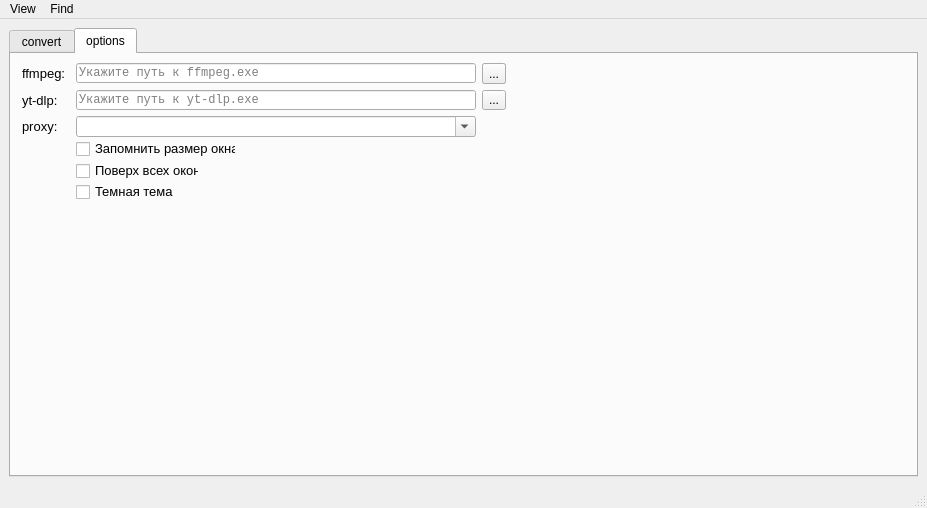
This is interface/main_window.ui in MNEEQ/uconvert as Qt 5 draws it before an edit. The edited form follows.
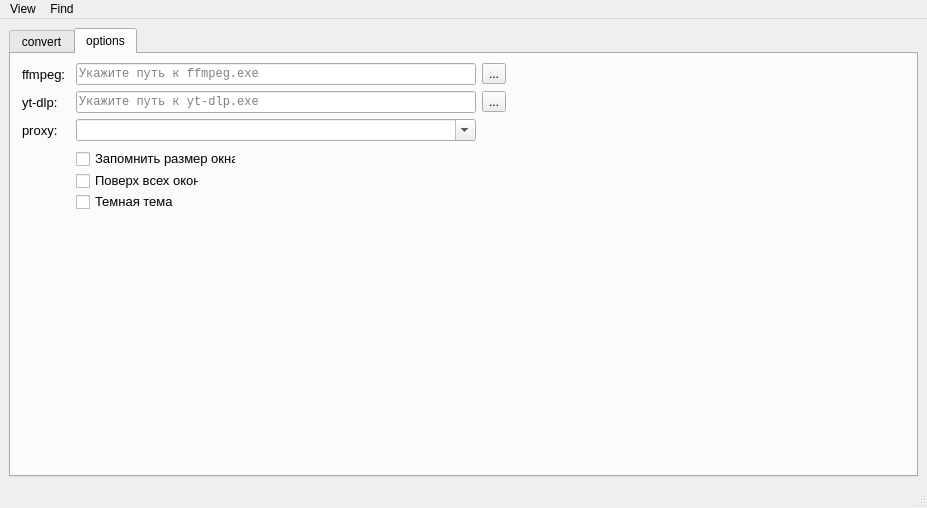
This is the edited form. The open tabs and pages were chosen to show the change. Icons and pictures are not drawn. Custom widgets are drawn as their Qt base class.

Commit message:
Fix light theme, cleanup.
*Rename "btn_render" to "btn_start" in "main.py"
*Rename "renderPressed" to "startPressed" in "main.py"
*Cleanup "main.py"
*Cleanup "theme_main_window.py"
*Del Duplicate "QLineEdit"
*Add color "theme_main_window.py" "QCheckBox" and "QSpinBox"

Patch:
```diff
--- a/interface/main_window.ui
+++ b/interface/main_window.ui
@@ -806,7 +806,7 @@
         <property name="geometry">
          <rect>
           <x>84</x>
-          <y>108</y>
+          <y>118</y>
           <width>103</width>
           <height>16</height>
          </rect>
@@ -850,7 +850,7 @@
         <property name="geometry">
          <rect>
           <x>65</x>
-          <y>109</y>
+          <y>119</y>
           <width>16</width>
           <height>16</height>
          </rect>
@@ -876,7 +876,7 @@
         <property name="geometry">
          <rect>
           <x>65</x>
-          <y>87</y>
+          <y>97</y>
           <width>16</width>
           <height>16</height>
          </rect>
@@ -889,7 +889,7 @@
         <property name="geometry">
          <rect>
           <x>84</x>
-          <y>86</y>
+          <y>96</y>
           <width>140</width>
           <height>16</height>
          </rect>
@@ -935,7 +935,7 @@
           <x>11</x>
           <y>9</y>
           <width>484</width>
-          <height>74</height>
+          <height>80</height>
          </rect>
         </property>
         <layout class="QGridLayout" name="gridLayout_3">
@@ -950,13 +950,13 @@
            <property name="minimumSize">
             <size>
              <width>400</width>
-             <height>20</height>
+             <height>22</height>
             </size>
            </property>
            <property name="maximumSize">
             <size>
              <width>400</width>
-             <height>20</height>
+             <height>22</height>
             </size>
            </property>
            <property name="font">
@@ -1079,13 +1079,13 @@
            <property name="minimumSize">
             <size>
              <width>400</width>
-             <height>20</height>
+             <height>22</height>
             </size>
            </property>
            <property name="maximumSize">
             <size>
              <width>400</width>
-             <height>20</height>
+             <height>22</height>
             </size>
            </property>
            <property name="font">
@@ -1106,6 +1106,24 @@
          </item>
          <item row="3" column="1">
           <widget class="QComboBox" name="comboBoxProxy">
+           <property name="sizePolicy">
+            <sizepolicy hsizetype="Minimum" vsizetype="Preferred">
+             <horstretch>0</horstretch>
+             <verstretch>0</verstretch>
+            </sizepolicy>
+           </property>
+           <property name="minimumSize">
+            <size>
+             <width>400</width>
+             <height>22</height>
+            </size>
+           </property>
+           <property name="maximumSize">
+            <size>
+             <width>400</width>
+             <height>22</height>
+            </size>
+           </property>
            <property name="font">
             <font>
              <family>Consolas</family>
@@ -1167,7 +1185,7 @@
         <property name="geometry">
          <rect>
           <x>65</x>
-          <y>130</y>
+          <y>140</y>
           <width>16</width>
           <height>16</height>
          </rect>
@@ -1180,7 +1198,7 @@
         <property name="geometry">
          <rect>
           <x>84</x>
-          <y>129</y>
+          <y>139</y>
           <width>103</width>
           <height>16</height>
          </rect>
```
Left out of the diff: 10 changed lines with no effect on the pictures. The commit also changes 2 other files.
